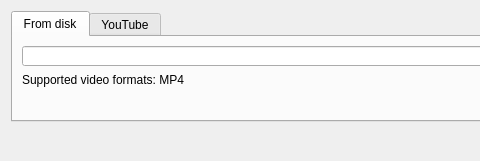
shipilovden/substrata-metasiberia, file gui_client/AddVideoDialog.ui: the form before one commit; both pictures show x 0 to 480 and y 0 to 161 of the 859 by 161 pixel window.
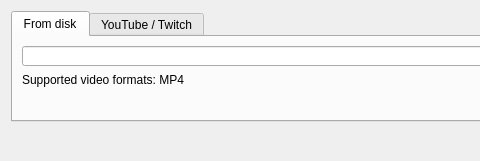
The form after the commit. Custom widgets are drawn as their Qt base class.

Commit message: Playing video embeds via a root page served by a CefResourceHandler, instead of encoding in data URI. Added support for Twitch videos.

What changed in the file:
```diff
--- a/gui_client/AddVideoDialog.ui
+++ b/gui_client/AddVideoDialog.ui
@@ -73,7 +73,7 @@
      </widget>
      <widget class="QWidget" name="tab_3">
       <attribute name="title">
-       <string>YouTube</string>
+       <string>YouTube / Twitch</string>
       </attribute>
       <layout class="QVBoxLayout" name="verticalLayout_5">
        <item>
```
The commit also changes 6 other files.
